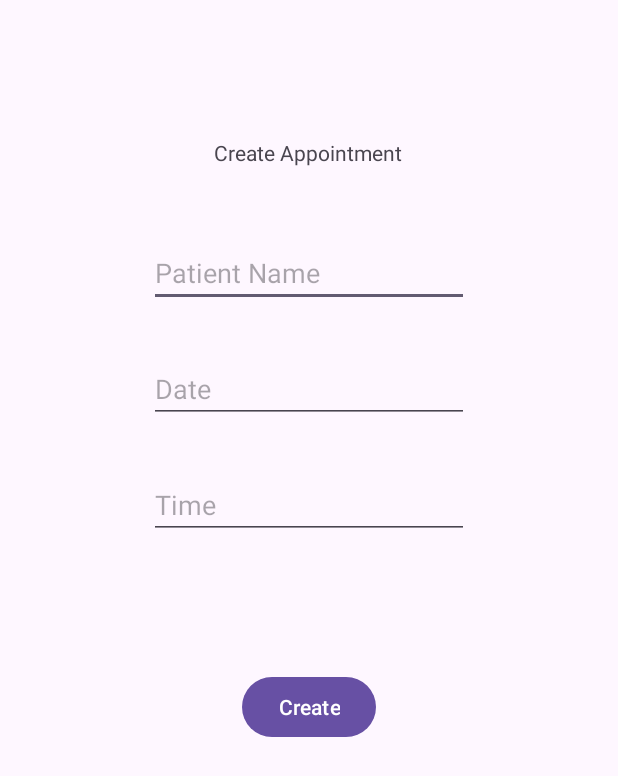
After one commit to rowan3297/HospitalAdminApp, an Android app: the CreateAppointment screen opened directly, with no data from a screen before it, on a phone screen of 412 x 824 dp. The commit adds this screen. Shown: the top 776 px of the screen. Run offline under Robolectric (Android 15) with nearby library versions, the phone set to English and light mode, and no system bars.

Commit message:
Added appointment management to the app as well as several other improvements and fixes

```diff
--- a/app/src/main/AndroidManifest.xml
+++ b/app/src/main/AndroidManifest.xml
@@ -12,6 +12,12 @@
         android:supportsRtl="true"
         android:theme="@style/Theme.HospitalAdminApp"
         tools:targetApi="31">
+        <activity
+            android:name=".CreateAppointment"
+            android:exported="false" />
+        <activity
+            android:name=".ManageAppointmentsActivity"
+            android:exported="false" />
         <activity
             android:name=".ManagePatientsActivity"
             android:exported="false" />
--- /dev/null
+++ b/app/src/main/java/com/example/hospitaladminapp/CreateAppointment.java
@@ -0,0 +1,72 @@
+package com.example.hospitaladminapp;
+
+import android.content.Intent;
+import android.os.Bundle;
+import android.view.View;
+import android.widget.Button;
+import android.widget.EditText;
+import android.widget.Toast;
+
+import androidx.activity.EdgeToEdge;
+import androidx.appcompat.app.AppCompatActivity;
+import androidx.core.graphics.Insets;
+import androidx.core.view.ViewCompat;
+import androidx.core.view.WindowInsetsCompat;
+
+public class CreateAppointment extends AppCompatActivity {
+
+    EditText timeEditText, dateEditText,patientNameEditText;
+    Button createAppointmentButton;
+    DBHandler dbHandler;
+
+    @Override
+    protected void onCreate(Bundle savedInstanceState) {
+        super.onCreate(savedInstanceState);
+        EdgeToEdge.enable(this);
+        setContentView(R.layout.activity_create_appointment);
+        ViewCompat.setOnApplyWindowInsetsListener(findViewById(R.id.main), (v, insets) -> {
+            Insets systemBars = insets.getInsets(WindowInsetsCompat.Type.systemBars());
+            v.setPadding(systemBars.left, systemBars.top, systemBars.right, systemBars.bottom);
+            return insets;
+        });
+
+        Intent intent = getIntent();
+        int id = intent.getIntExtra("id", 0);
+        String permissions = intent.getStringExtra("access");
+
+        dbHandler = new DBHandler(this);
+
+        timeEditText = findViewById(R.id.timeEditText);
+        dateEditText = findViewById(R.id.dateEditText);
+        patientNameEditText = findViewById(R.id.patientNameEditText);
+
+        createAppointmentButton = findViewById(R.id.createAppointmentButton);
+
+        createAppointmentButton.setOnClickListener(new View.OnClickListener() {
+            @Override
+            public void onClick(View v) {
+                if (permissions.equals("patient") || permissions == null) {
+                    Toast.makeText(CreateAppointment.this, "Permissions error - signing out", Toast.LENGTH_SHORT).show();
+                    Intent intent = new Intent(CreateAppointment.this, MainActivity.class);
+                    startActivity(intent);
+                }
+                String time = timeEditText.getText().toString();
+                String date = dateEditText.getText().toString();
+                String patientName = patientNameEditText.getText().toString();
+
+                int patientID = dbHandler.getPatientId(patientName);
+
+                boolean appointmentCreated = dbHandler.createAppointment(patientID, id, date, time);
+                if (appointmentCreated) {
+                    Toast.makeText(CreateAppointment.this, "Appointment created", Toast.LENGTH_SHORT).show();
+                    Intent intent = new Intent(CreateAppointment.this, UserDashboardActivity.class);
+                    intent.putExtra("id", id);
+                    intent.putExtra("access", "doctor");
+                    startActivity(intent);
+                } else {
+                    Toast.makeText(CreateAppointment.this, "Error creating appointment, there could be a conflicting appointment ", Toast.LENGTH_LONG).show();
+                }
+            }
+        });
+    }
+}
--- a/app/src/main/java/com/example/hospitaladminapp/MainActivity.java
+++ b/app/src/main/java/com/example/hospitaladminapp/MainActivity.java
@@ -72,13 +72,13 @@ public class MainActivity extends AppCompatActivity {
                         int userID = dbHandler.authenticateDoctor(fullname, hashedPassword);
                         Intent i = new Intent(MainActivity.this, UserDashboardActivity.class);
                         i.putExtra("id",userID);
-                        i.putExtra("permissions","doctor");
+                        i.putExtra("access","doctor");
                         startActivity(i);
                     } else if (dbHandler.authenticatePatient(fullname, hashedPassword) != -1) {
                         int userID = dbHandler.authenticatePatient(fullname, hashedPassword);
                         Intent i = new Intent(MainActivity.this, UserDashboardActivity.class);
                         i.putExtra("id",userID);
-                        i.putExtra("permissions","patient");
+                        i.putExtra("access","patient");
                         startActivity(i);
 
                     }
--- a/app/src/main/java/com/example/hospitaladminapp/ManageDoctorsActivity.java
+++ b/app/src/main/java/com/example/hospitaladminapp/ManageDoctorsActivity.java
@@ -72,6 +72,8 @@ public class ManageDoctorsActivity extends AppCompatActivity {
                             adapter.clear();
                             adapter.addAll(updatedDoctorList);
                             adapter.notifyDataSetChanged();
+                        } else{
+                            Toast.makeText(ManageDoctorsActivity.this, "Doctor not deleted", Toast.LENGTH_LONG).show();
                         }
                         return item.getItemId() == R.id.menu_option1;
                     }
--- /dev/null
+++ b/app/src/main/res/layout/activity_create_appointment.xml
@@ -0,0 +1,66 @@
+<?xml version="1.0" encoding="utf-8"?>
+<androidx.constraintlayout.widget.ConstraintLayout xmlns:android="http://schemas.android.com/apk/res/android"
+    xmlns:app="http://schemas.android.com/apk/res-auto"
+    xmlns:tools="http://schemas.android.com/tools"
+    android:id="@+id/main"
+    android:layout_width="match_parent"
+    android:layout_height="match_parent"
+    tools:context=".CreateAppointment">
+
+    <TextView
+        android:id="@+id/textView4"
+        android:layout_width="wrap_content"
+        android:layout_height="wrap_content"
+        android:layout_marginTop="92dp"
+        android:text="Create Appointment"
+        app:layout_constraintEnd_toEndOf="parent"
+        app:layout_constraintHorizontal_bias="0.498"
+        app:layout_constraintStart_toStartOf="parent"
+        app:layout_constraintTop_toTopOf="parent" />
+
+    <EditText
+        android:id="@+id/patientNameEditText"
+        android:layout_width="wrap_content"
+        android:layout_height="wrap_content"
+        android:layout_marginTop="48dp"
+        android:ems="10"
+        android:hint="Patient Name"
+        android:inputType="text"
+        app:layout_constraintEnd_toEndOf="parent"
+        app:layout_constraintStart_toStartOf="parent"
+        app:layout_constraintTop_toBottomOf="@+id/textView4" />
+
+    <EditText
+        android:id="@+id/timeEditText"
+        android:layout_width="wrap_content"
+        android:layout_height="wrap_content"
+        android:layout_marginTop="32dp"
+        android:ems="10"
+        android:hint="Time"
+        android:inputType="time"
+        app:layout_constraintEnd_toEndOf="parent"
+        app:layout_constraintStart_toStartOf="parent"
+        app:layout_constraintTop_toBottomOf="@+id/dateEditText" />
+
+    <EditText
+        android:id="@+id/dateEditText"
+        android:layout_width="wrap_content"
+        android:layout_height="wrap_content"
+        android:layout_marginTop="32dp"
+        android:ems="10"
+        android:hint="Date"
+        android:inputType="date"
+        app:layout_constraintEnd_toEndOf="parent"
+        app:layout_constraintStart_toStartOf="parent"
+        app:layout_constraintTop_toBottomOf="@+id/patientNameEditText" />
+
+    <Button
+        android:id="@+id/createAppointmentButton"
+        android:layout_width="wrap_content"
+        android:layout_height="wrap_content"
+        android:layout_marginTop="88dp"
+        android:text="Create"
+        app:layout_constraintEnd_toEndOf="parent"
+        app:layout_constraintStart_toStartOf="parent"
+        app:layout_constraintTop_toBottomOf="@+id/timeEditText" />
+</androidx.constraintlayout.widget.ConstraintLayout>
--- a/gradle/libs.versions.toml
+++ b/gradle/libs.versions.toml
@@ -1,5 +1,5 @@
 [versions]
-agp = "8.7.0"
+agp = "8.7.2"
 junit = "4.13.2"
 junitVersion = "1.2.1"
 espressoCore = "3.6.1"
```
Also changed, not shown: app/src/main/java/com/example/hospitaladminapp/DBHandler.java (+139 -0 lines), app/src/main/java/com/example/hospitaladminapp/ManageAppointmentsActivity.java (added, +101 -0 lines), app/src/main/java/com/example/hospitaladminapp/ManagePatientsActivity.java (+3 -5 lines), app/src/main/java/com/example/hospitaladminapp/UserDashboardActivity.java (+24 -0 lines), app/src/main/res/layout/activity_manage_appointments.xml (added, +39 -0 lines), app/src/main/res/layout/appointment_row.xml (added, +37 -0 lines).
